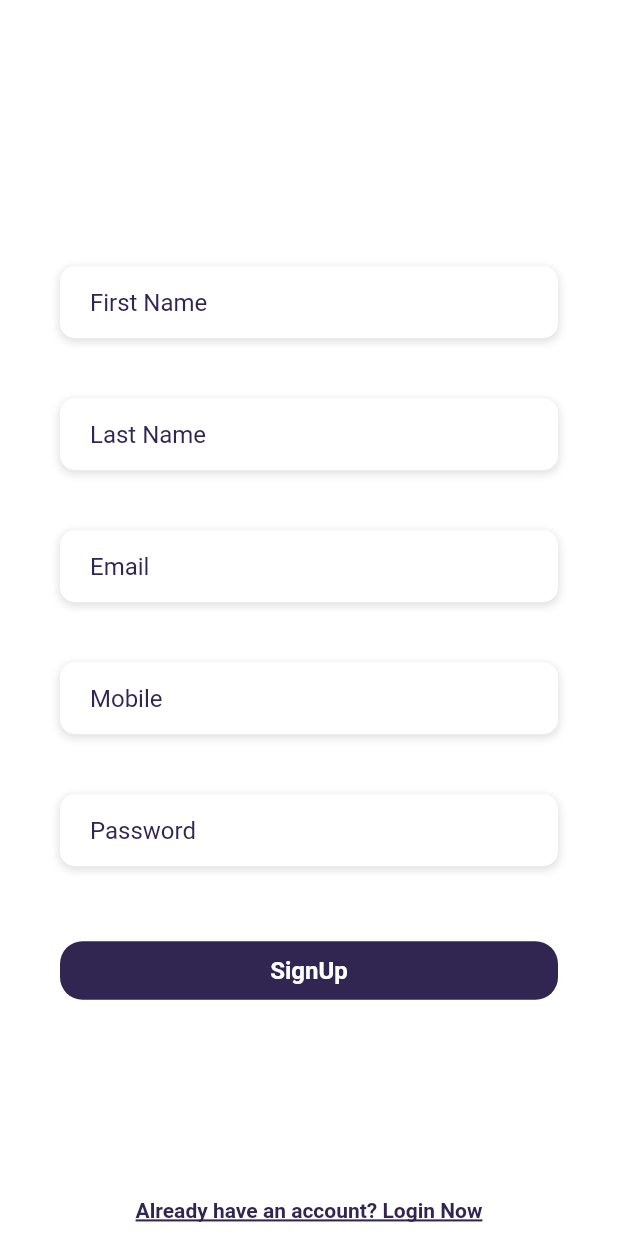
After one commit to udara94/job-app-flutter, a Flutter app: the SignUpScreen screen opened directly, on a phone screen of 412 x 824 dp. The commit adds this screen. Run offline on Flutter 3.47's test engine with Material 2 defaults, Android fonts, the phone set to English and light mode, and no system bars; our stand-ins replace cloud_firestore, equatable, firebase_auth, firebase_core, flutter_bloc; missing offline and left inert: dart:ffi; accounts and stored records are empty.

Commit message:
authentication done

```diff
--- /dev/null
+++ b/lib/bloc/authentication/login/login_event.dart
@@ -0,0 +1,12 @@
+import 'package:equatable/equatable.dart';
+
+abstract class LoginEvent extends Equatable {}
+
+class LoginUser extends LoginEvent {
+  final String email;
+  final String password;
+  LoginUser(this.email, this.password);
+  @override
+  List<Object?> get props => [];
+
+}
--- /dev/null
+++ b/lib/bloc/authentication/signup/signup_bloc.dart
@@ -0,0 +1,24 @@
+import 'package:flutter/foundation.dart';
+import 'package:flutter_bloc/flutter_bloc.dart';
+import 'package:job_app/bloc/authentication/signup/signup_event.dart';
+import 'package:job_app/bloc/authentication/signup/signup_state.dart';
+import 'package:job_app/services/firebase_service.dart';
+
+class SignUpBloc extends Bloc<SignUpEvent, SignUpState> {
+  final FirebaseService _firebaseService = FirebaseService();
+
+  SignUpBloc() : super(SignUpEmpty()) {
+    on<SignUpUser>((event, emit) async {
+      try {
+        emit(SignUpProgress());
+        await _firebaseService.createAccount(event.userProfile);
+        emit(SignUpCompleted());
+      } catch (e) {
+        if (kDebugMode) {
+          print(e);
+        }
+        emit(SignUpError(e.toString()));
+      }
+    });
+  }
+}
--- /dev/null
+++ b/lib/bloc/authentication/signup/signup_event.dart
@@ -0,0 +1,12 @@
+import 'package:equatable/equatable.dart';
+import 'package:job_app/models/user.dart';
+
+abstract class SignUpEvent extends Equatable {}
+
+class SignUpUser extends SignUpEvent {
+  final UserProfile userProfile;
+  SignUpUser(this.userProfile);
+
+  @override
+  List<Object?> get props => [];
+}
--- /dev/null
+++ b/lib/bloc/authentication/signup/signup_state.dart
@@ -0,0 +1,18 @@
+import 'package:equatable/equatable.dart';
+
+class SignUpState extends Equatable{
+  @override
+  List<Object?> get props => [];
+
+}
+
+class SignUpEmpty extends SignUpState {}
+
+class SignUpProgress extends SignUpState {}
+
+class SignUpCompleted extends SignUpState {}
+
+class SignUpError extends SignUpState {
+  final String error;
+  SignUpError(this.error);
+}
--- /dev/null
+++ b/lib/models/user.dart
@@ -0,0 +1,43 @@
+import 'package:cloud_firestore/cloud_firestore.dart';
+
+class UserProfile {
+  String firstName;
+  String lastName;
+  String email;
+  String mobile;
+  String password;
+
+  UserProfile(
+      {required this.firstName,
+        required this.lastName,
+        required this.email,
+        required this.mobile,
+        required this.password});
+
+  factory UserProfile.fromDocument(DocumentSnapshot doc) {
+    return UserProfile(
+        firstName: doc.get('firstName') ?? "",
+        lastName: doc.get('lastName') ?? "",
+        email: doc.get('email') ?? "",
+        mobile: doc.get('mobile') ?? "",
+        password: "");
+  }
+
+  factory UserProfile.fromJson(json) {
+    return UserProfile(
+        firstName: json['firstName'],
+        lastName: json['lastName'],
+        email: json['email'],
+        mobile: json['mobile'],
+        password: json['password']);
+  }
+
+  Map<String, dynamic> toMap() {
+    return {
+      'firstName': firstName,
+      'lastName': lastName,
+      'email': email,
+      'mobile': mobile,
+    };
+  }
+}
--- a/lib/resources/const.dart
+++ b/lib/resources/const.dart
@@ -1,4 +1,3 @@
-
 class Const {
   Const._();
 
@@ -7,4 +6,11 @@ class Const {
   static const email = "Email";
   static const password = "Password";
   static const dontHaveAccount = "Don't have an account? Sign Up Now";
+
+  //signup screen
+  static const firstName = "First Name";
+  static const lastName = "Last Name";
+  static const mobile = "Mobile";
+  static const signUp = "SignUp";
+  static const alreadyHaveAccount = "Already have an account? Login Now";
 }
--- /dev/null
+++ b/lib/screens/signup.dart
@@ -0,0 +1,209 @@
+import 'package:flutter/material.dart';
+import 'package:flutter_bloc/flutter_bloc.dart';
+import 'package:job_app/bloc/authentication/signup/signup_bloc.dart';
+import 'package:job_app/bloc/authentication/signup/signup_event.dart';
+import 'package:job_app/bloc/authentication/signup/signup_state.dart';
+import 'package:job_app/resources/colors.dart';
+import 'package:job_app/resources/const.dart';
+import 'package:job_app/screens/home.dart';
+import 'package:job_app/utils/common.dart';
+import 'package:job_app/widgets/custom_button.dart';
+import 'package:job_app/widgets/custom_text_form_feild.dart';
+
+import '../models/user.dart';
+
+class SignUpScreen extends StatefulWidget {
+  const SignUpScreen({Key? key}) : super(key: key);
+
+  @override
+  State<SignUpScreen> createState() => _SignUpScreenState();
+}
+
+class _SignUpScreenState extends State<SignUpScreen> {
+  final _firstNameController = TextEditingController();
+  final _lastNameController = TextEditingController();
+  final _emailController = TextEditingController();
+  final _mobileController = TextEditingController();
+  final _passwordController = TextEditingController();
+  bool _isButtonEnable = false;
+
+  @override
+  Widget build(BuildContext context) {
+    return BlocProvider<SignUpBloc>(
+      create: (BuildContext context) => SignUpBloc(),
+      child: BlocBuilder<SignUpBloc, SignUpState>(
+        builder: (BuildContext context, SignUpState state){
+          return BlocListener<SignUpBloc, SignUpState>(
+            listener: (BuildContext context, SignUpState state){
+              if(state is SignUpProgress){
+
+              }
+              else if(state is SignUpCompleted){
+                WidgetsBinding.instance!
+                    .addPostFrameCallback((timeStamp) {
+                  switchToHome(context);
+                });
+              }else if(state is SignUpError){
+
+              }
+            },
+            child: Scaffold(
+              backgroundColor: AppColors.white,
+              body: Center(
+                  child: SingleChildScrollView(
+                      child: ConstrainedBox(
+                        constraints: BoxConstraints(
+                          maxHeight: CommonUtils.getDeviceHeight(context),
+                        ),
+                        child: Stack(
+                          children: [
+                            Container(
+                              margin: const EdgeInsets.symmetric(horizontal: 40),
+                              child: Column(
+                                mainAxisAlignment: MainAxisAlignment.center,
+                                crossAxisAlignment: CrossAxisAlignment.center,
+                                children: [
+                                  Padding(
+                                    padding: const EdgeInsets.symmetric(vertical: 20),
+                                    child: CustomTextFormField(
+                                      isSecure: false,
+                                      onChanged: () {
+                                        validateForm();
+                                      },
+                                      hintTextVal: Const.firstName,
+                                      keyboardType: TextInputType.name,
+                                      controller: _firstNameController,
+                                    ),
+                                  ),
+                                  Padding(
+                                    padding: const EdgeInsets.symmetric(vertical: 20),
+                                    child: CustomTextFormField(
+                                      isSecure: false,
+                                      onChanged: () {
+                                        validateForm();
+                                      },
+                                      hintTextVal: Const.lastName,
+                                      keyboardType: TextInputType.name,
+                                      controller: _lastNameController,
+                                    ),
+                                  ),
+                                  Padding(
+                                    padding: const EdgeInsets.symmetric(vertical: 20),
+                                    child: CustomTextFormField(
+                                      isSecure: false,
+                                      onChanged: () {
+                                        validateForm();
+                                      },
+                                      hintTextVal: Const.email,
+                                      keyboardType: TextInputType.emailAddress,
+                                      controller: _emailController,
+                                    ),
+                                  ),
+                                  Padding(
+                                    padding: const EdgeInsets.symmetric(vertical: 20),
+                                    child: CustomTextFormField(
+                                      isSecure: false,
+                                      onChanged: () {
+                                        validateForm();
+                                      },
+                                      hintTextVal: Const.mobile,
+                                      keyboardType: TextInputType.phone,
+                                      controller: _mobileController,
+                                    ),
+                                  ),
+                                  Padding(
+                                    padding: const EdgeInsets.symmetric(vertical: 20),
+                                    child: CustomTextFormField(
+                                      isSecure: true,
+                                      onChanged: () {
+                                        validateForm();
+                                      },
+                                      hintTextVal: Const.password,
+                                      keyboardType: TextInputType.text,
+                                      controller: _passwordController,
+                                    ),
+                                  ),
+                                  Padding(
+                                    padding: const EdgeInsets.only(top: 30),
+                                    child: CustomButton(
+                                      btnText: Const.signUp,
+                                      onTap: () {
+                                        _isButtonEnable ? signUpUser(context):{};
+                                      },
+                                      borderRadius: 15,
+                                      verticalPadding: 10,
+                                      textColor: AppColors.white,
+                                      textSize: 16,
+                                      backgroundColor: AppColors.primary,
+                                    ),
+                                  )
+                                ],
+                              ),
+                            ),
+                            GestureDetector(
+                              onTap: (){
+                                Navigator.pop(context);
+                              },
+                              child: const Padding(
+                                padding: EdgeInsets.all(8.0),
+                                child: Align(
+                                  alignment: Alignment.bottomCenter,
+                                  child: Text(
+                                    Const.alreadyHaveAccount,
+                                    style: TextStyle(
+                                        shadows: [
+                                          Shadow(color: AppColors.primary, offset: Offset(0, -1))
+                                        ],
+                                        fontWeight: FontWeight.bold,
+                                        color: Colors.transparent,
+                                        decoration: TextDecoration.underline,
+                                        decorationColor: AppColors.primary,
+                                        decorationThickness: 2),
+                                    textAlign: TextAlign.center,
+                                  ),
+                                ),
+                              ),
+                            )
+                          ],
+                        ),
+                      ))),
+            ),
+          );
+        },
+      ),
+    );
+  }
+
+  void signUpUser(BuildContext context)async{
+    UserProfile user = UserProfile(
+        firstName: _firstNameController.text,
+        lastName: _lastNameController.text,
+        email: _emailController.text,
+        mobile: _mobileController.text,
+        password: _passwordController.text
+    );
+    BlocProvider.of<SignUpBloc>(context).add(SignUpUser(user));
+  }
+  void validateForm() {
+    if (_firstNameController.text != "" &&
+        _lastNameController.text != "" &&
+        _emailController.text != "" &&
+        _mobileController.text != "" &&
+        _passwordController.text != "") {
+      setState(() {
+        _isButtonEnable = true;
+      });
+    } else {
+      setState(() {
+        _isButtonEnable = false;
+      });
+    }
+  }
+  void switchToHome(BuildContext context){
+    Navigator.pushAndRemoveUntil(
+      context,
+      MaterialPageRoute(builder: (context) => const HomeScreen()),
+          (Route<dynamic> route) => false,
+    );
+  }
+}
--- a/lib/services/firebase_service.dart
+++ b/lib/services/firebase_service.dart
@@ -1,5 +1,62 @@
+import 'package:cloud_firestore/cloud_firestore.dart';
 import 'package:firebase_auth/firebase_auth.dart';
+import 'package:flutter/foundation.dart';
+
+import '../models/user.dart';
 
 class FirebaseService {
   FirebaseAuth firebaseAuth = FirebaseAuth.instance;
+  final CollectionReference userRef =
+  FirebaseFirestore.instance.collection("Users");
+
+  Future<String?> loginUser(String email, String password) async {
+    try {
+      await FirebaseAuth.instance
+          .signInWithEmailAndPassword(email: email, password: password);
+      return null;
+    } on FirebaseAuthException catch (e) {
+      if (e.code == 'weak-password') {
+        return 'The password provided is too weak.';
+      } else if (e.code == 'email-already-in-use') {
+        return 'The account already exists for that email.';
+      }
+      return e.message;
+    } catch (e) {
+      return e.toString();
+    }
+  }
+
+  //create a new user account
+  Future<String?> createAccount(UserProfile userProfile) async {
+    try {
+      final User? user =
+          (await FirebaseAuth.instance.createUserWithEmailAndPassword(
+            email: userProfile.email,
+            password: userProfile.password,
+          ))
+              .user;
+      if (user != null) {
+        await userRef.doc(user.uid).set(userProfile.toMap());
+        return null;
+      } else {
+        return 'error in sign up';
+      }
+    } on FirebaseAuthException catch (e) {
+      if (e.code == 'weak-password') {
+        return 'The password provided is too weak.';
+      } else if (e.code == 'email-already-in-use') {
+        return 'The account already exists for that email.';
+      }
+      return e.message;
+    } catch (e) {
+      if (kDebugMode) {
+        print(e);
+      }
+      return e.toString();
+    }
+  }
+
+  Future<void> signOut() async {
+    await firebaseAuth.signOut();
+  }
 }
```
Also changed, not shown: lib/bloc/authentication/login/login_bloc.dart (added, +28 -0 lines), lib/bloc/authentication/login/login_state.dart (added, +18 -0 lines), lib/bloc/authentication/signout/signout_bloc.dart (added, +24 -0 lines), lib/bloc/authentication/signout/signout_event.dart (added, +9 -0 lines), lib/bloc/authentication/signout/signout_state.dart (added, +15 -0 lines), lib/screens/login.dart (+96 -36 lines).
